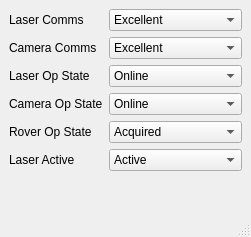
Old version of the form C3/QtPoCProject/untitled/testpanel/testpanel.ui in the repository dishbreak/wende-project.
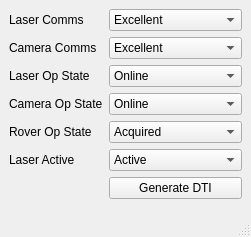
New version of the form.

The edit to the form file:
```diff
--- a/C3/QtPoCProject/untitled/testpanel/testpanel.ui
+++ b/C3/QtPoCProject/untitled/testpanel/testpanel.ui
@@ -161,6 +161,13 @@
       </item>
      </widget>
     </item>
+    <item row="6" column="1">
+     <widget class="QPushButton" name="cmdGenDTI">
+      <property name="text">
+       <string>Generate DTI</string>
+      </property>
+     </widget>
+    </item>
    </layout>
   </widget>
   <widget class="QStatusBar" name="statusbar"/>
```
Left out of the diff: 2 changed lines with no effect on the pictures.
